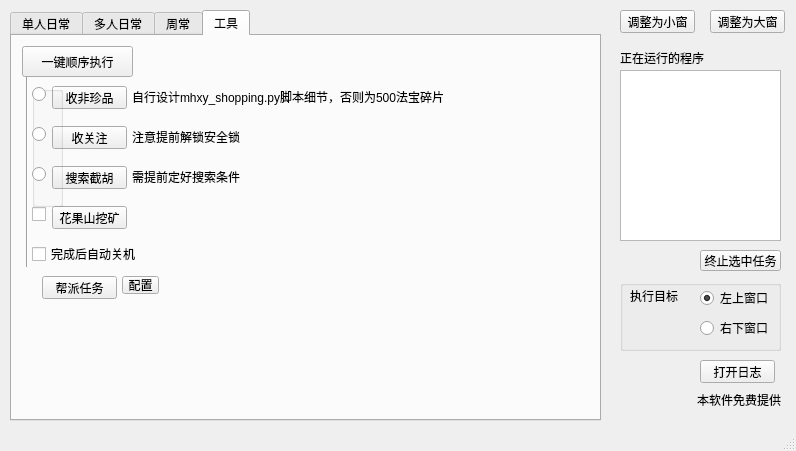
First picture: the form in ui/win/script.ui, repository misakamikodo/mhxy_script, before the edit.
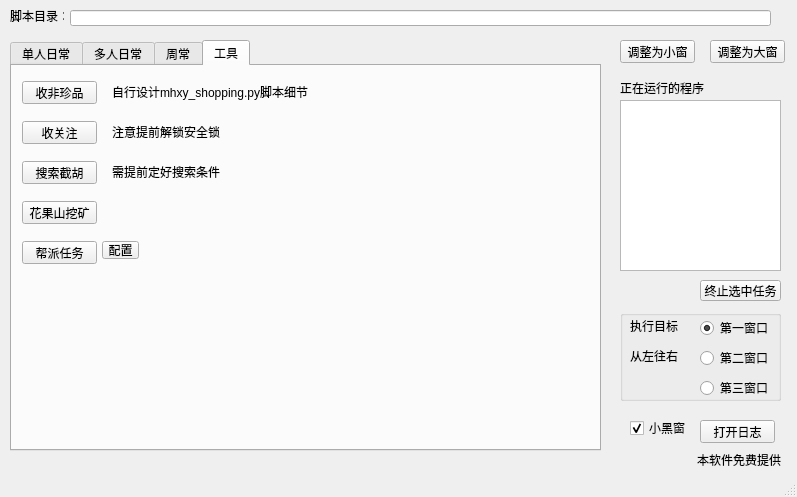
Second picture: the form after the edit. The open tabs and pages were chosen to show the change.

What changed in the file:
```diff
--- a/ui/win/script.ui
+++ b/ui/win/script.ui
@@ -9,8 +9,8 @@
    <rect>
     <x>0</x>
     <y>0</y>
-    <width>796</width>
-    <height>451</height>
+    <width>797</width>
+    <height>497</height>
    </rect>
   </property>
   <property name="windowTitle">
@@ -21,7 +21,7 @@
     <property name="geometry">
      <rect>
       <x>700</x>
-      <y>250</y>
+      <y>280</y>
       <width>81</width>
       <height>21</height>
      </rect>
@@ -34,7 +34,7 @@
     <property name="geometry">
      <rect>
       <x>620</x>
-      <y>50</y>
+      <y>80</y>
       <width>101</width>
       <height>16</height>
      </rect>
@@ -47,7 +47,7 @@
     <property name="geometry">
      <rect>
       <x>690</x>
-      <y>390</y>
+      <y>450</y>
       <width>91</width>
       <height>20</height>
      </rect>
@@ -63,7 +63,7 @@
     <property name="geometry">
      <rect>
       <x>10</x>
-      <y>10</y>
+      <y>40</y>
       <width>591</width>
       <height>411</height>
      </rect>
@@ -685,37 +685,11 @@
      <attribute name="title">
       <string>工具</string>
      </attribute>
-     <widget class="Line" name="line_4">
-      <property name="geometry">
-       <rect>
-        <x>0</x>
-        <y>40</y>
-        <width>31</width>
-        <height>191</height>
-       </rect>
-      </property>
-      <property name="orientation">
-       <enum>Qt::Vertical</enum>
-      </property>
-     </widget>
-     <widget class="QPushButton" name="batch_tool_btn">
-      <property name="geometry">
-       <rect>
-        <x>10</x>
-        <y>10</y>
-        <width>111</width>
-        <height>31</height>
-       </rect>
-      </property>
-      <property name="text">
-       <string>一键顺序执行</string>
-      </property>
-     </widget>
      <widget class="QPushButton" name="shopping2_btn">
       <property name="geometry">
        <rect>
-        <x>40</x>
-        <y>90</y>
+        <x>10</x>
+        <y>55</y>
         <width>75</width>
         <height>23</height>
        </rect>
@@ -724,24 +698,11 @@
        <string>收关注</string>
       </property>
      </widget>
-     <widget class="QCheckBox" name="mine_chk">
-      <property name="geometry">
-       <rect>
-        <x>20</x>
-        <y>170</y>
-        <width>21</width>
-        <height>16</height>
-       </rect>
-      </property>
-      <property name="text">
-       <string/>
-      </property>
-     </widget>
      <widget class="QPushButton" name="mine_btn">
       <property name="geometry">
        <rect>
-        <x>40</x>
-        <y>170</y>
+        <x>10</x>
+        <y>135</y>
         <width>75</width>
         <height>23</height>
        </rect>
@@ -753,8 +714,8 @@
      <widget class="QPushButton" name="shopping1_btn">
       <property name="geometry">
        <rect>
-        <x>40</x>
-        <y>50</y>
+        <x>10</x>
+        <y>15</y>
         <width>75</width>
         <height>23</height>
        </rect>
@@ -766,8 +727,8 @@
      <widget class="QPushButton" name="shopping3_btn">
       <property name="geometry">
        <rect>
-        <x>40</x>
-        <y>130</y>
+        <x>10</x>
+        <y>95</y>
         <width>75</width>
         <height>23</height>
        </rect>
@@ -779,8 +740,8 @@
      <widget class="QLabel" name="shopping2_txt">
       <property name="geometry">
        <rect>
-        <x>120</x>
-        <y>90</y>
+        <x>100</x>
+        <y>55</y>
         <width>111</width>
         <height>21</height>
        </rect>
@@ -792,8 +753,8 @@
      <widget class="QLabel" name="shopping3_txt">
       <property name="geometry">
        <rect>
-        <x>120</x>
-        <y>125</y>
+        <x>100</x>
+        <y>90</y>
         <width>121</width>
         <height>31</height>
        </rect>
@@ -802,24 +763,11 @@
        <string>需提前定好搜索条件</string>
       </property>
      </widget>
-     <widget class="QCheckBox" name="tool_shutdown_chk">
-      <property name="geometry">
-       <rect>
-        <x>20</x>
-        <y>210</y>
-        <width>111</width>
-        <height>16</height>
-       </rect>
-      </property>
-      <property name="text">
-       <string>完成后自动关机</string>
-      </property>
-     </widget>
      <widget class="QPushButton" name="bangpai2_btn">
       <property name="geometry">
        <rect>
-        <x>30</x>
-        <y>240</y>
+        <x>10</x>
+        <y>175</y>
         <width>75</width>
         <height>23</height>
        </rect>
@@ -831,21 +779,21 @@
      <widget class="QLabel" name="shopping1_txt">
       <property name="geometry">
        <rect>
-        <x>120</x>
-        <y>40</y>
+        <x>100</x>
+        <y>5</y>
         <width>361</width>
         <height>41</height>
        </rect>
       </property>
       <property name="text">
-       <string>自行设计mhxy_shopping.py脚本细节，否则为500法宝碎片</string>
+       <string>自行设计mhxy_shopping.py脚本细节</string>
       </property>
      </widget>
      <widget class="QToolButton" name="bangpai2_cfg_btn">
       <property name="geometry">
        <rect>
-        <x>110</x>
-        <y>240</y>
+        <x>90</x>
+        <y>175</y>
         <width>37</width>
         <height>18</height>
        </rect>
@@ -854,65 +802,13 @@
        <string>配置</string>
       </property>
      </widget>
-     <widget class="QGroupBox" name="groupBox_2">
-      <property name="geometry">
-       <rect>
-        <x>20</x>
-        <y>50</y>
-        <width>31</width>
-        <height>121</height>
-       </rect>
-      </property>
-      <property name="title">
-       <string/>
-      </property>
-      <widget class="QRadioButton" name="shopping1_rdo">
-       <property name="geometry">
-        <rect>
-         <x>0</x>
-         <y>0</y>
-         <width>16</width>
-         <height>16</height>
-        </rect>
-       </property>
-       <property name="text">
-        <string/>
-       </property>
-      </widget>
-      <widget class="QRadioButton" name="shopping2_rdo">
-       <property name="geometry">
-        <rect>
-         <x>0</x>
-         <y>40</y>
-         <width>16</width>
-         <height>16</height>
-        </rect>
-       </property>
-       <property name="text">
-        <string/>
-       </property>
-      </widget>
-      <widget class="QRadioButton" name="shopping3_rdo">
-       <property name="geometry">
-        <rect>
-         <x>0</x>
-         <y>80</y>
-         <width>16</width>
-         <height>16</height>
-        </rect>
-       </property>
-       <property name="text">
-        <string/>
-       </property>
-      </widget>
-     </widget>
     </widget>
    </widget>
    <widget class="QPushButton" name="game_process_small_btn">
     <property name="geometry">
      <rect>
       <x>620</x>
-      <y>10</y>
+      <y>40</y>
       <width>75</width>
       <height>23</height>
      </rect>
@@ -925,7 +821,7 @@
     <property name="geometry">
      <rect>
       <x>710</x>
-      <y>10</y>
+      <y>40</y>
       <width>75</width>
       <height>23</height>
      </rect>
@@ -938,9 +834,9 @@
     <property name="geometry">
      <rect>
       <x>620</x>
-      <y>280</y>
+      <y>310</y>
       <width>161</width>
-      <height>71</height>
+      <height>91</height>
      </rect>
     </property>
     <property name="title">
@@ -956,7 +852,7 @@
       </rect>
      </property>
      <property name="text">
-      <string>右下窗口</string>
+      <string>第二窗口</string>
      </property>
     </widget>
     <widget class="QRadioButton" name="target_left_rdo">
@@ -969,7 +865,7 @@
       </rect>
      </property>
      <property name="text">
-      <string>左上窗口</string>
+      <string>第一窗口</string>
      </property>
      <property name="checked">
       <bool>true</bool>
@@ -988,12 +884,38 @@
       <string>执行目标</string>
      </property>
     </widget>
+    <widget class="QRadioButton" name="target_rdo3">
+     <property name="geometry">
+      <rect>
+       <x>80</x>
+       <y>70</y>
+       <width>89</width>
+       <height>16</height>
+      </rect>
+     </property>
+     <property name="text">
+      <string>第三窗口</string>
+     </property>
+    </widget>
+    <widget class="QLabel" name="label_5">
+     <property name="geometry">
+      <rect>
+       <x>10</x>
+       <y>40</y>
+       <width>54</width>
+       <height>12</height>
+      </rect>
+     </property>
+     <property name="text">
+      <string>从左往右</string>
+     </property>
+    </widget>
    </widget>
    <widget class="QPushButton" name="log_btn">
     <property name="geometry">
      <rect>
       <x>700</x>
-      <y>360</y>
+      <y>420</y>
       <width>75</width>
       <height>23</height>
      </rect>
@@ -1006,12 +928,54 @@
     <property name="geometry">
      <rect>
       <x>620</x>
-      <y>70</y>
+      <y>100</y>
       <width>161</width>
       <height>171</height>
      </rect>
     </property>
    </widget>
+   <widget class="QLabel" name="label_3">
+    <property name="geometry">
+     <rect>
+      <x>10</x>
+      <y>10</y>
+      <width>54</width>
+      <height>12</height>
+     </rect>
+    </property>
+    <property name="text">
+     <string>脚本目录：</string>
+    </property>
+   </widget>
+   <widget class="QLineEdit" name="lineEdit">
+    <property name="geometry">
+     <rect>
+      <x>70</x>
+      <y>10</y>
+      <width>701</width>
+      <height>16</height>
+     </rect>
+    </property>
+    <property name="text">
+     <string/>
+    </property>
+   </widget>
+   <widget class="QCheckBox" name="black_win">
+    <property name="geometry">
+     <rect>
+      <x>630</x>
+      <y>420</y>
+      <width>71</width>
+      <height>16</height>
+     </rect>
+    </property>
+    <property name="text">
+     <string>小黑窗</string>
+    </property>
+    <property name="checked">
+     <bool>true</bool>
+    </property>
+   </widget>
   </widget>
   <widget class="QStatusBar" name="statusbar"/>
  </widget>
```
Left out of the diff: 6 changed lines with no effect on the pictures.
